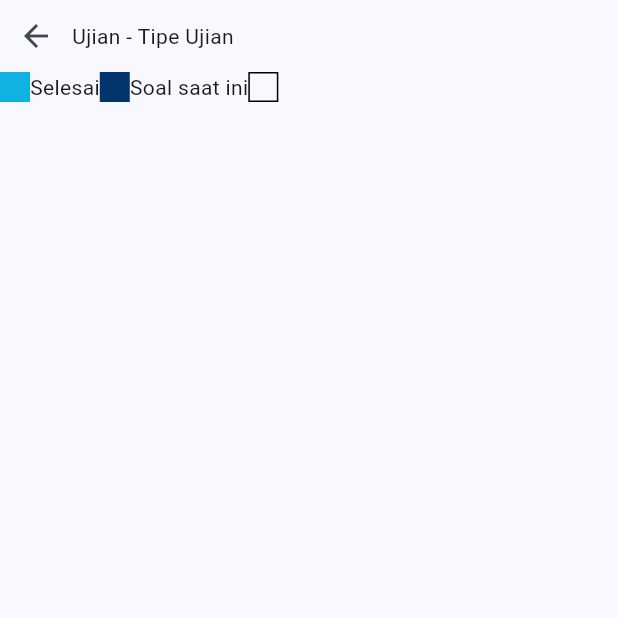
After one commit to sidqiarasyid/cbt_app, a Flutter app: the QuizPicker screen opened directly, on a phone screen of 412 x 824 dp, the top half of it. The commit adds this screen. Run offline on Flutter 3.47's test engine with Material 3 defaults, Android fonts, the phone set to English and light mode, and no system bars.

Commit message:
fix: quiz page, add end quiz page

```diff
--- a/lib/pages/login_page.dart
+++ b/lib/pages/login_page.dart
@@ -53,7 +53,6 @@ class _LoginpageState extends State<Loginpage> {
                   obscuringCharacter: '*',
                   decoration: InputDecoration(
                     hintText: 'Password',
-
                     border: OutlineInputBorder(
                       borderRadius: BorderRadius.circular(6),
                     ),
--- /dev/null
+++ b/lib/pages/quiz_picker.dart
@@ -0,0 +1,57 @@
+import 'package:cbt_app/style/style.dart';
+import 'package:flutter/material.dart';
+
+class QuizPicker extends StatefulWidget {
+  const QuizPicker({super.key});
+
+  @override
+  State<QuizPicker> createState() => _QuizPickerState();
+}
+
+class _QuizPickerState extends State<QuizPicker> {
+  @override
+  Widget build(BuildContext context) {
+    return Scaffold(
+      body: SafeArea(
+        child: Column(
+          children: [
+            Row(
+              children: [
+                IconButton(
+                  onPressed: Navigator.of(context).pop,
+                  icon: Icon(Icons.arrow_back)
+                ),
+                Text("Ujian - Tipe Ujian")
+              ],
+            ),
+            Row(
+              children: [
+                Container(
+                  width: 20,
+                  height: 20,
+                  color: ColorsApp.primaryColor,
+                ),
+                Text("Selesai"),
+                Container(
+                  width: 20,
+                  height: 20,
+                  color: Color(0xFF03356C),
+                ),
+                Text("Soal saat ini"),
+                Container(
+                  width: 20,
+                  height: 20,
+                  decoration: BoxDecoration(
+                    border: Border.all(
+                      color: Colors.black
+                    )
+                  ),
+                )
+              ],
+            )
+          ],
+        )
+        ),
+    );
+  }
+}
```
Also changed, not shown: lib/pages/quiz_end_page.dart (added, +23 -0 lines), lib/pages/quiz_page.dart (+21 -9 lines), lib/widgets/AnswerBtn.dart (+5 -5 lines), lib/widgets/PickerItem.dart (added, +15 -0 lines).
